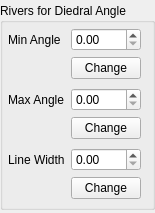
Before: the Qt Designer form UI/drainageAlgorithm/anglediedralconf.ui in jtpefaur/runnel, drawn with Qt 5.
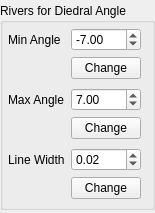
After: the same form once the commit is applied.

```diff
--- a/UI/drainageAlgorithm/anglediedralconf.ui
+++ b/UI/drainageAlgorithm/anglediedralconf.ui
@@ -80,6 +80,12 @@
           <height>16777215</height>
          </size>
         </property>
+        <property name="minimum">
+         <double>-99.000000000000000</double>
+        </property>
+        <property name="value">
+         <double>-7.000000000000000</double>
+        </property>
        </widget>
       </item>
       <item row="1" column="0">
@@ -123,6 +129,9 @@
           <height>16777215</height>
          </size>
         </property>
+        <property name="value">
+         <double>7.000000000000000</double>
+        </property>
        </widget>
       </item>
       <item row="3" column="0">
@@ -166,6 +175,9 @@
           <height>16777215</height>
          </size>
         </property>
+        <property name="value">
+         <double>0.020000000000000</double>
+        </property>
        </widget>
       </item>
       <item row="5" column="0">
```
